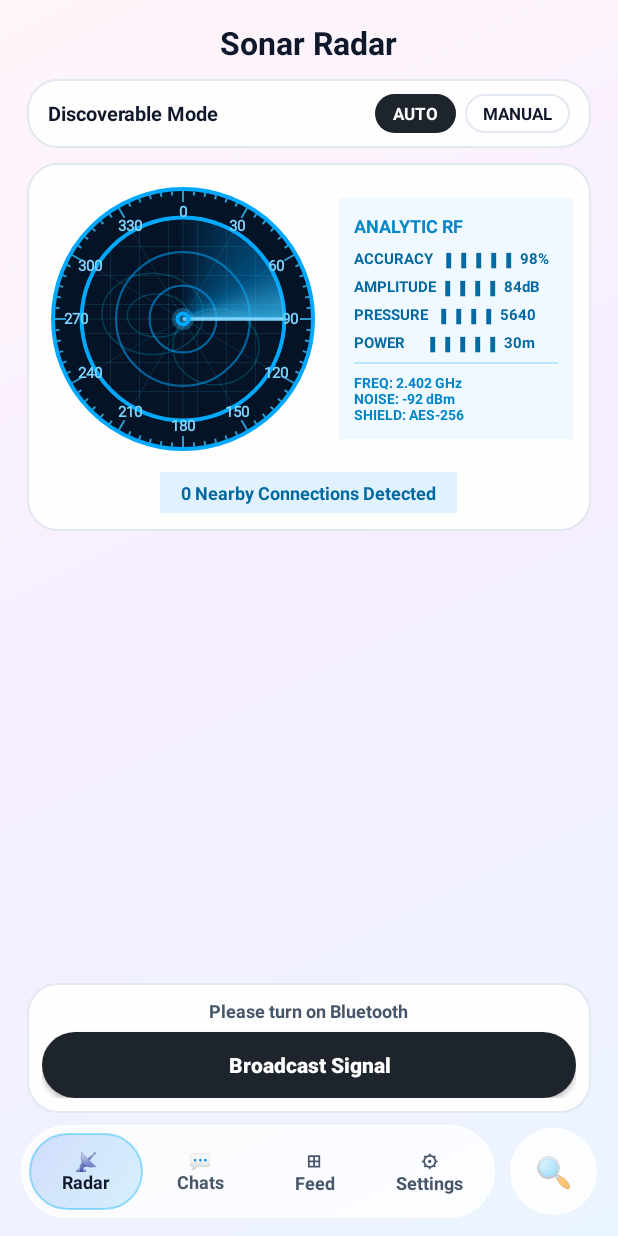
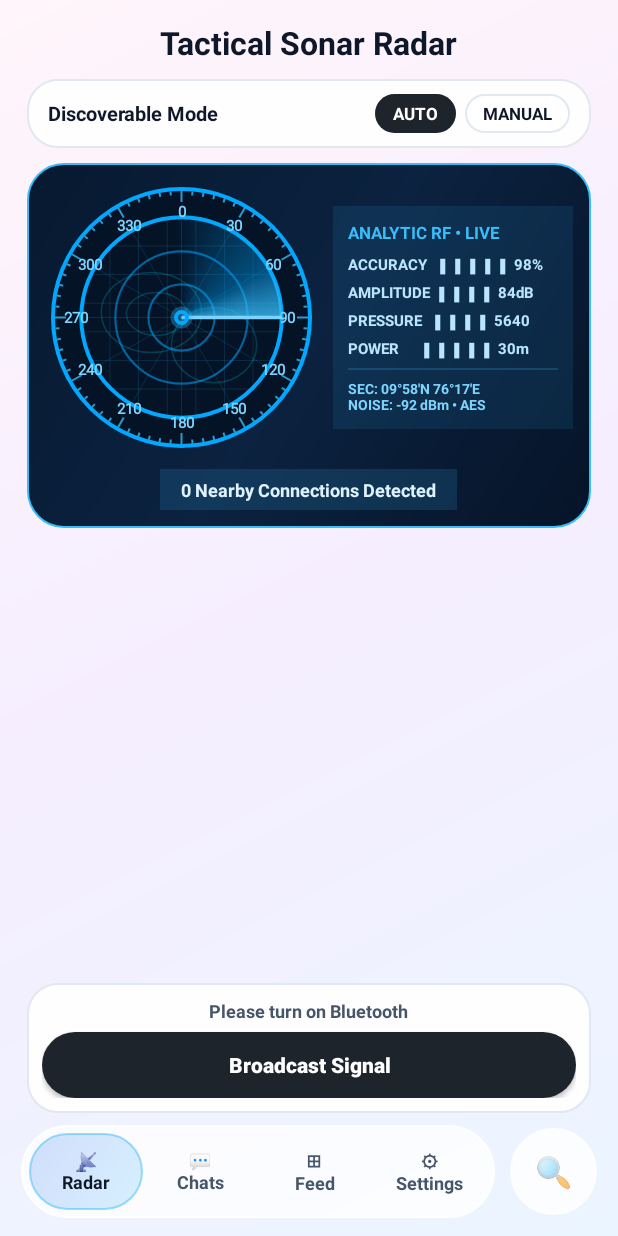
Before and after one commit to JithuxLegend/BlueWave-Chat, an Android app: the screen it shows after launch (MainActivity), after a tap on "Scan Radar →", on a phone screen of 412 x 824 dp. Run offline under Robolectric (Android 15) with nearby library versions, the phone set to English and light mode, and no system bars; 2 statements that could not run were skipped.

Commit message:
Revise activity_main.xml for design updates
Updated layout to reflect new design elements and text changes.

```diff
--- a/app/src/main/res/layout/activity_main.xml
+++ b/app/src/main/res/layout/activity_main.xml
@@ -15,7 +15,6 @@
         android:paddingHorizontal="18dp"
         android:paddingTop="14dp">
 
-        <!-- Top Header -->
         <RelativeLayout
             android:layout_width="match_parent"
             android:layout_height="50dp">
@@ -62,7 +61,6 @@
                     android:text="📷"
                     android:textSize="16sp" />
 
-                <!-- Tapping Top-Right Avatar Opens Edit Profile -->
                 <LinearLayout
                     android:id="@+id/profileAvatarBtn"
                     android:layout_width="44dp"
@@ -115,7 +113,7 @@
                 android:textSize="13sp" />
         </LinearLayout>
 
-        <!-- Stories & Floating Notes Bar (Tap Circle to Post Photo/Video Story or Note!) -->
+        <!-- Stories & Multi-Line Quote Notes Row -->
         <HorizontalScrollView
             android:layout_width="match_parent"
             android:layout_height="wrap_content"
@@ -171,7 +169,6 @@
                 android:textStyle="bold" />
         </RelativeLayout>
 
-        <!-- Direct Messages Header -->
         <RelativeLayout
             android:layout_width="match_parent"
             android:layout_height="wrap_content"
@@ -220,7 +217,7 @@
             android:scrollbars="none" />
     </LinearLayout>
 
-    <!-- ==================== PAGE 2: RADAR + SIDE TELEMETRY (IMG-4 & IMG-5) ==================== -->
+    <!-- ==================== PAGE 2: MILITARY TACTICAL MAP RADAR + LIVE ANALYTIC RF ==================== -->
     <LinearLayout
         android:id="@+id/pageRadarContainer"
         android:layout_width="match_parent"
@@ -236,12 +233,11 @@
             android:layout_width="wrap_content"
             android:layout_height="wrap_content"
             android:layout_gravity="center_horizontal"
-            android:text="Sonar Radar"
+            android:text="Tactical Sonar Radar"
             android:textColor="#0F172A"
             android:textSize="21sp"
             android:textStyle="bold" />
 
-        <!-- Discoverable Auto/Manual Bar -->
         <RelativeLayout
             android:layout_width="match_parent"
             android:layout_height="wrap_content"
@@ -293,12 +289,12 @@
             </LinearLayout>
         </RelativeLayout>
 
-        <!-- Blue Radar Circle + Img-5 Analytic Telemetry Side Panel -->
+        <!-- Military Tactical Map Card Behind Radar + Live Analytic RF -->
         <LinearLayout
             android:layout_width="match_parent"
             android:layout_height="wrap_content"
             android:layout_marginTop="10dp"
-            android:background="@drawable/bg_white_pill"
+            android:background="@drawable/bg_tactical_radar_card"
             android:orientation="vertical"
             android:padding="12dp">
 
@@ -310,25 +306,25 @@
 
                 <com.bluewave.chat.RadarView
                     android:id="@+id/radarSonarView"
-                    android:layout_width="184dp"
-                    android:layout_height="184dp" />
+                    android:layout_width="182dp"
+                    android:layout_height="182dp" />
 
-                <!-- Side Telemetry Panel inspired by Img-5 in Blue -->
+                <!-- Live Updating Military Telemetry Panel -->
                 <LinearLayout
                     android:layout_width="0dp"
                     android:layout_height="wrap_content"
-                    android:layout_marginStart="12dp"
+                    android:layout_marginStart="10dp"
                     android:layout_weight="1"
-                    android:background="#F0F9FF"
+                    android:background="#1A38BDF8"
                     android:orientation="vertical"
                     android:padding="10dp">
 
                     <TextView
                         android:layout_width="wrap_content"
                         android:layout_height="wrap_content"
-                        android:text="ANALYTIC RF"
-                        android:textColor="#0284C7"
-                        android:textSize="12sp"
+                        android:text="ANALYTIC RF • LIVE"
+                        android:textColor="#38BDF8"
+                        android:textSize="11.5sp"
                         android:textStyle="bold" />
 
                     <TextView
@@ -337,7 +333,7 @@
                         android:layout_height="wrap_content"
                         android:layout_marginTop="6dp"
                         android:text="ACCURACY  ▮▮▮▮▮ 98%"
-                        android:textColor="#0369A1"
+                        android:textColor="#BAE6FD"
                         android:textSize="10sp"
                         android:textStyle="bold" />
 
@@ -347,7 +343,7 @@
                         android:layout_height="wrap_content"
                         android:layout_marginTop="4dp"
                         android:text="AMPLITUDE ▮▮▮▮ 84dB"
-                        android:textColor="#0369A1"
+                        android:textColor="#BAE6FD"
                         android:textSize="10sp"
                         android:textStyle="bold" />
 
@@ -357,7 +353,7 @@
                         android:layout_height="wrap_content"
                         android:layout_marginTop="4dp"
                         android:text="PRESSURE  ▮▮▮▮ 5640"
-                        android:textColor="#0369A1"
+                        android:textColor="#BAE6FD"
                         android:textSize="10sp"
                         android:textStyle="bold" />
 
@@ -367,7 +363,7 @@
                         android:layout_height="wrap_content"
                         android:layout_marginTop="4dp"
                         android:text="POWER     ▮▮▮▮▮ 30m"
-                        android:textColor="#0369A1"
+                        android:textColor="#BAE6FD"
                         android:textSize="10sp"
                         android:textStyle="bold" />
 
@@ -375,13 +371,14 @@
                         android:layout_width="match_parent"
                         android:layout_height="1dp"
                         android:layout_marginVertical="6dp"
-                        android:background="#BAE6FD" />
+                        android:background="#3338BDF8" />
 
                     <TextView
+                        android:id="@+id/telemetrySectorText"
                         android:layout_width="wrap_content"
                         android:layout_height="wrap_content"
-                        android:text="FREQ: 2.402 GHz\nNOISE: -92 dBm\nSHIELD: AES-256"
-                        android:textColor="#0284C7"
+                        android:text="SEC: 09°58'N 76°17'E\nNOISE: -92 dBm • AES"
+                        android:textColor="#7DD3FC"
                         android:textSize="9.5sp"
                         android:textStyle="bold" />
                 </LinearLayout>
@@ -393,11 +390,11 @@
                 android:layout_height="wrap_content"
                 android:layout_gravity="center_horizontal"
                 android:layout_marginTop="10dp"
-                android:background="#E0F2FE"
+                android:background="#2638BDF8"
                 android:paddingHorizontal="14dp"
                 android:paddingVertical="5dp"
                 android:text="0 Nearby Connections Detected"
-                android:textColor="#0369A1"
+                android:textColor="#E0F2FE"
                 android:textSize="12sp"
                 android:textStyle="bold" />
         </LinearLayout>
@@ -445,7 +442,7 @@
         </LinearLayout>
     </LinearLayout>
 
-    <!-- ==================== PAGE 3: 7-DAY PROFILE & POST FEED (IMG-8 & IMG-10) ==================== -->
+    <!-- ==================== PAGE 3: INSTAGRAM 3-COLUMN GRID FEED (IMG-5) ==================== -->
     <LinearLayout
         android:id="@+id/pageFeedContainer"
         android:layout_width="match_parent"
@@ -456,27 +453,26 @@
         android:paddingTop="14dp"
         android:visibility="gone">
 
-        <!-- Profile Header Card (Img-8 Style) -->
         <LinearLayout
             android:layout_width="match_parent"
             android:layout_height="wrap_content"
             android:background="@drawable/bg_white_pill"
             android:gravity="center_horizontal"
             android:orientation="vertical"
-            android:padding="16dp">
+            android:padding="14dp">
 
             <ImageView
                 android:id="@+id/feedProfileAvatar"
-                android:layout_width="76dp"
-                android:layout_height="76dp"
+                android:layout_width="74dp"
+                android:layout_height="74dp"
                 android:scaleType="centerCrop" />
 
             <TextView
                 android:id="@+id/feedProfileName"
                 android:layout_width="wrap_content"
                 android:layout_height="wrap_content"
-                android:layout_marginTop="8dp"
-                android:text="Pixel Drift"
+                android:layout_marginTop="6dp"
+                android:text="Luna Breeze"
                 android:textColor="#0F172A"
                 android:textSize="18sp"
                 android:textStyle="bold" />
@@ -487,8 +483,9 @@
                 android:layout_height="wrap_content"
                 android:layout_marginTop="4dp"
                 android:background="#E0F2FE"
-                android:paddingHorizontal="12dp"
-                android:paddingVertical="4dp"
+                android:maxWidth="280dp"
+                android:paddingHorizontal="14dp"
+                android:paddingVertical="5dp"
                 android:text="💭 Feeling wavey today!"
                 android:textColor="#0369A1"
                 android:textSize="12sp" />
@@ -496,14 +493,14 @@
             <LinearLayout
                 android:layout_width="match_parent"
                 android:layout_height="wrap_content"
-                android:layout_marginTop="12dp"
+                android:layout_marginTop="10dp"
                 android:gravity="center"
                 android:orientation="horizontal">
 
                 <TextView
                     android:id="@+id/btnCreateFeedPost"
                     android:layout_width="0dp"
-                    android:layout_height="40dp"
+                    android:layout_height="38dp"
                     android:layout_marginEnd="6dp"
                     android:layout_weight="1"
                     android:background="@drawable/bg_black_pill"
@@ -516,7 +513,7 @@
                 <TextView
                     android:id="@+id/btnPostNoteShortcut"
                     android:layout_width="0dp"
-                    android:layout_height="40dp"
+                    android:layout_height="38dp"
                     android:layout_marginStart="6dp"
                     android:layout_weight="1"
                     android:background="#E0F2FE"
@@ -532,21 +529,24 @@
             android:id="@+id/feedSectionTitle"
             android:layout_width="wrap_content"
             android:layout_height="wrap_content"
-            android:layout_marginTop="12dp"
+            android:layout_marginTop="10dp"
             android:layout_marginBottom="8dp"
-            android:text="7-Day Profile Feed (Auto-Deletes After 7 Days)"
+            android:text="7-Day Photo Grid (Tap any photo to open, like, comment or delete)"
             android:textColor="#0F172A"
-            android:textSize="14sp"
+            android:textSize="12.5sp"
             android:textStyle="bold" />
 
-        <ListView
-            android:id="@+id/profilePostsListView"
+        <!-- Instagram-Style 3-Column Photo Grid -->
+        <GridView
+            android:id="@+id/profilePostsGridView"
             android:layout_width="match_parent"
             android:layout_height="0dp"
             android:layout_weight="1"
-            android:divider="@android:color/transparent"
-            android:dividerHeight="12dp"
-            android:scrollbars="none" />
+            android:horizontalSpacing="6dp"
+            android:numColumns="3"
+            android:scrollbars="none"
+            android:stretchMode="columnWidth"
+            android:verticalSpacing="6dp" />
     </LinearLayout>
 
     <!-- ==================== PAGE 4: SETTINGS & THEMES ==================== -->
@@ -575,7 +575,6 @@
                 android:textSize="24sp"
                 android:textStyle="bold" />
 
-            <!-- Profile Card -->
             <LinearLayout
                 android:id="@+id/settingsProfileCard"
                 android:layout_width="match_parent"
@@ -605,7 +604,7 @@
                         android:id="@+id/settingsDisplayNameText"
                         android:layout_width="wrap_content"
                         android:layout_height="wrap_content"
-                        android:text="Pixel Drift"
+                        android:text="Luna Breeze"
                         android:textColor="#0F172A"
                         android:textSize="16sp"
                         android:textStyle="bold" />
@@ -614,7 +613,7 @@
                         android:layout_width="wrap_content"
                         android:layout_height="wrap_content"
                         android:layout_marginTop="2dp"
-                        android:text="Tap to choose from 10 Img-7 avatars or 24 names"
+                        android:text="Tap to choose from 10 avatars or 24 names"
                         android:textColor="#2563EB"
                         android:textSize="12sp"
                         android:textStyle="bold" />
@@ -628,7 +627,7 @@
                     android:textSize="24sp" />
             </LinearLayout>
 
-            <!-- 6 Instagram / Telegram App Themes -->
+            <!-- 6 App Themes -->
             <LinearLayout
                 android:layout_width="match_parent"
                 android:layout_height="wrap_content"
@@ -640,7 +639,7 @@
                 <TextView
                     android:layout_width="wrap_content"
                     android:layout_height="wrap_content"
-                    android:text="App Theme (Instagram &amp; Telegram Styles)"
+                    android:text="App Theme"
                     android:textColor="#0F172A"
                     android:textSize="15sp"
                     android:textStyle="bold" />
@@ -736,7 +735,7 @@
                 </LinearLayout>
             </LinearLayout>
 
-            <!-- Radio Security & Media Firewall -->
+            <!-- Security & Privacy -->
             <LinearLayout
                 android:layout_width="match_parent"
                 android:layout_height="wrap_content"
@@ -786,7 +785,7 @@
                     android:textStyle="bold" />
             </LinearLayout>
 
-            <!-- High-Speed 500MB Transfer & Calling Channel -->
+            <!-- Transfer & Range -->
             <LinearLayout
                 android:layout_width="match_parent"
                 android:layout_height="wrap_content"
@@ -870,7 +869,7 @@
                 </LinearLayout>
             </LinearLayout>
 
-            <!-- Auto-Delete Chat Timer & Chat Wallpaper -->
+            <!-- Auto-Delete & Wallpaper -->
             <LinearLayout
                 android:layout_width="match_parent"
                 android:layout_height="wrap_content"
@@ -1056,7 +1055,7 @@
                     android:layout_width="wrap_content"
                     android:layout_height="wrap_content"
                     android:layout_marginTop="12dp"
-                    android:text="Version 2.0.0 (Build 58)  •  Hybrid Mesh + Voice/Video"
+                    android:text="Version 2.1.0 (Build 61)  •  Tactical Mesh + Social Grid"
                     android:textColor="#475569"
                     android:textSize="12sp"
                     android:textStyle="bold" />
@@ -1064,7 +1063,7 @@
         </LinearLayout>
     </ScrollView>
 
-    <!-- ==================== IMG-9 TRANSLUCENT GLASS PILL NAVIGATION BAR ==================== -->
+    <!-- ==================== FROSTED GLASS PILL NAVIGATION BAR ==================== -->
     <LinearLayout
         android:id="@+id/floatingNavWrapper"
         android:layout_width="match_parent"
@@ -1075,7 +1074,6 @@
         android:paddingHorizontal="14dp"
         android:paddingBottom="10dp">
 
-        <!-- Main Frosted Glass Pill Capsule -->
         <LinearLayout
             android:id="@+id/bottomNavBar"
             android:layout_width="0dp"
@@ -1133,7 +1131,6 @@
                 android:textStyle="bold" />
         </LinearLayout>
 
-        <!-- Separate Circular Floating Search Orb (Img-9 Right Circle) -->
         <TextView
             android:id="@+id/floatingSearchOrbBtn"
             android:layout_width="58dp"
```
